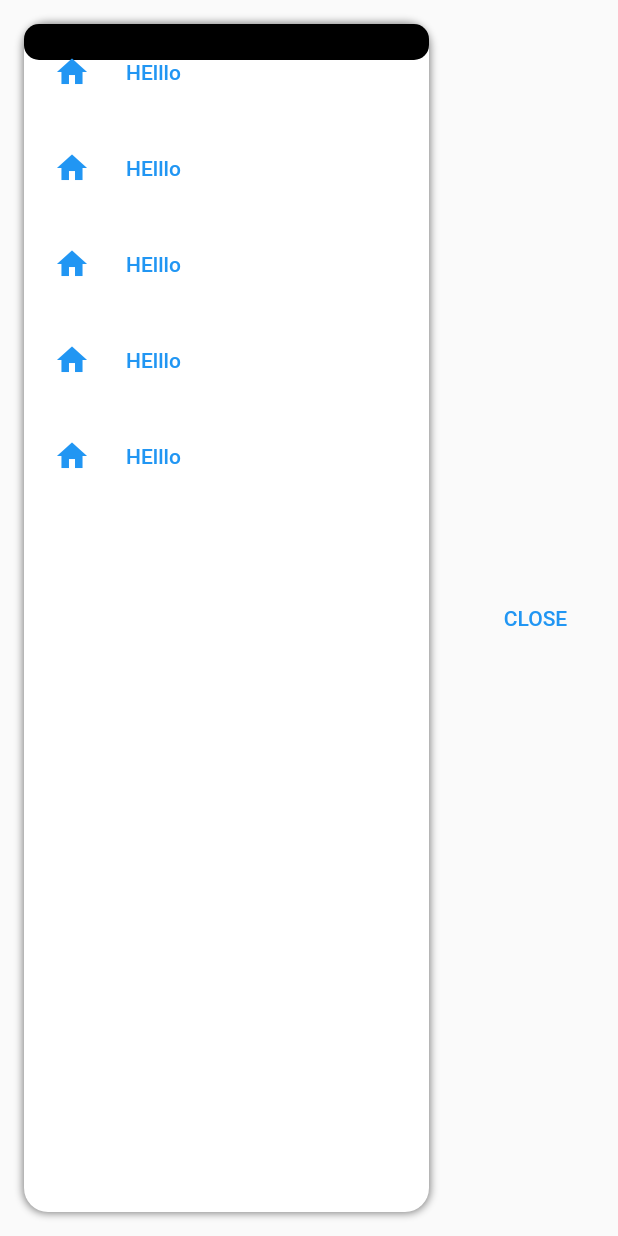
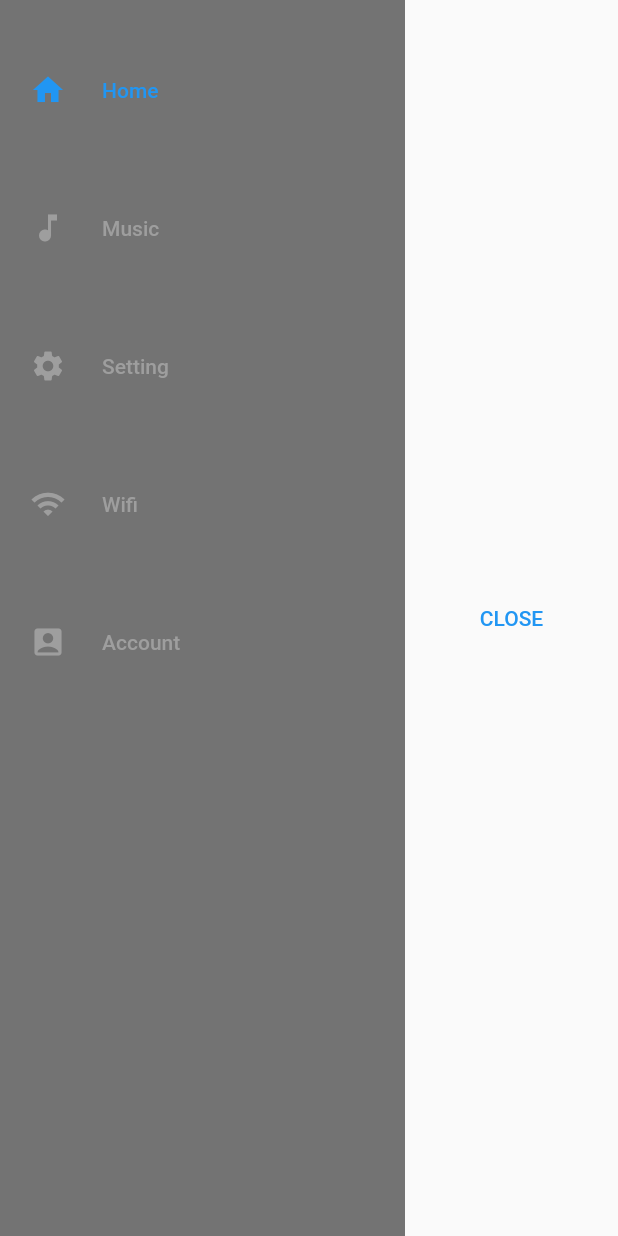
Before and after one commit to bxTruong/drawer, a Flutter app: the screen it shows after launch, after a tap on "CLOSE", on a phone screen of 412 x 824 dp. Run offline on Flutter 3.47's test engine with Material 2 defaults, Android fonts, the phone set to English and light mode, and no system bars; drawn by our look-alikes of expandable.

Commit message:
truong commit home

```diff
--- a/lib/item.dart
+++ b/lib/item.dart
@@ -1,20 +1,27 @@
 import 'dart:developer';
 
+import 'package:drawer/model_item.dart';
 import 'package:expandable/expandable.dart';
 import 'package:flutter/material.dart';
+import 'package:collection/collection.dart';
 
 class Item extends StatefulWidget {
   final bool isCollapsed;
+  final bool isSelected;
+  final Color colorIcon;
+  final Color colorIconSelected;
   final double fraction;
   final double offsetX;
+  final double? sizeIcon;
   final ExpandableController expandableController;
+  final List<ModelItem>? subMenuList;
   final Function onPress;
-  final double? sizeIcon;
-  final String? title;
-  final Color? colorIcon;
-  final IconData? iconData;
-  final GlobalKey? globalKey;
+  final Function onHover;
+  final String title;
+  final IconData iconData;
+  final TextStyle? textStyle;
 
+  //final GlobalKey? globalKey;
 
   const Item({
     Key? key,
@@ -23,10 +30,16 @@ class Item extends StatefulWidget {
     required this.offsetX,
     required this.expandableController,
     required this.onPress,
+    required this.iconData,
+    required this.title,
+    required this.isSelected,
+    required this.onHover,
     this.sizeIcon,
-    this.title,
-    this.colorIcon,
-    this.iconData, this.globalKey,
+    this.colorIcon = Colors.grey,
+    this.subMenuList,
+    this.colorIconSelected = Colors.blue,
+    this.textStyle,
+    //this.globalKey,
   }) : super(key: key);
 
   @override
@@ -40,25 +53,21 @@ class _ItemState extends State<Item> {
   OverlayEntry? overlayEntry;
   OverlayEntry? overlayEntry2;
   bool showOverlay = false;
-
-  List<Widget> widgets = [
-    Container(height: 40, width: 60, color: Colors.transparent),
-    Container(
-      height: 300,
-      width: 300,
-      color: Colors.green,
-      child: TextButton(
-        child: Text('Click Me'),
-        onPressed: () {
-          print('Clicked');
-        },
-      ),
-    ),
-  ];
+  GlobalKey globalKey = GlobalKey();
+  Widget? submenu;
+  bool isUnderLineTex = false;
+  bool isHoverExpanl=true;
 
   @override
   void initState() {
     super.initState();
+    if (widget.subMenuList != null) {
+      submenu = Column(
+        children: widget.subMenuList!.mapIndexed((i, e) {
+          return itemSubMenu(i, e);
+        }).toList(),
+      );
+    }
     textButtonFocusNode.addListener(() {
       if (textButtonFocusNode.hasFocus) {
         _showOverlay(context, 0);
@@ -68,9 +77,67 @@ class _ItemState extends State<Item> {
     });
   }
 
+  Widget itemSubMenu(int index, ModelItem element) {
+    return Column(
+      children: [
+        SizedBox(
+          height: index == 0 ? 8 : 0,
+        ),
+        SizedBox(
+          width: double.infinity,
+          child: TextButton(
+            style: ButtonStyle(
+              splashFactory: NoSplash.splashFactory,
+              overlayColor:
+                  MaterialStateColor.resolveWith((states) => Colors.black12),
+            ),
+            onPressed: () => element.onClick.call(),
+            child: Padding(
+              padding: const EdgeInsets.all(8.0),
+              child: Row(
+                children: [
+                  SizedBox(
+                      width:
+                          widget.sizeIcon != null ? widget.sizeIcon! + 56 : 56),
+                  Icon(
+                    element.iconData,
+                    color: isHoverExpanl
+                        ? widget.colorIconSelected
+                        : widget.colorIcon,
+                  ),
+                  const SizedBox(
+                    width: 8,
+                  ),
+                  Text(
+                    element.title,
+                    style: widget.textStyle ??
+                        TextStyle(
+                            color: isHoverExpanl
+                                ? widget.colorIconSelected
+                                : widget.colorIcon,
+                            decoration:
+                            isHoverExpanl ? TextDecoration.underline : null),
+                  ),
+                ],
+              ),
+            ),
+            onHover: (value){
+              setState(() {
+                isHoverExpanl = value;
+              });
+
+              log('Hover');
+            },
+          ),
+        ),
+        const SizedBox(height: 8),
+      ],
+    );
+  }
+
   void _showOverlay(BuildContext context, int index) async {
     overlayState = Overlay.of(context)!;
-    RenderBox box = widget.globalKey?.currentContext?.findRenderObject() as RenderBox;
+    RenderBox box = globalKey.currentContext?.findRenderObject() as RenderBox;
 
     overlayEntry = OverlayEntry(
         maintainState: true,
@@ -80,19 +147,17 @@ class _ItemState extends State<Item> {
             child: CompositedTransformFollower(
               link: layerLink,
               showWhenUnlinked: false,
-              offset: Offset(0, 0),
+              offset: const Offset(0, 0),
               child: TextButton(
-                onPressed: () {widget.onPress.call();},
-                onHover: (val) {
-                  if (widget.isCollapsed) {
-                    if (val && showOverlay) {
-                      textButtonFocusNode.requestFocus();
-                    } else {
-                      textButtonFocusNode.unfocus();
-                    }
-                  }
-                },
-                child: widgets[index],
+                style: ButtonStyle(
+                  splashFactory: NoSplash.splashFactory,
+                  overlayColor: MaterialStateColor.resolveWith(
+                      (states) => Colors.black12),
+                ),
+                onPressed: () => widget.onPress.call(),
+                onHover: (value) => onHoverOverlay(value),
+                child:
+                    Container(height: 40, width: 60, color: Colors.transparent),
               ),
             ),
           );
@@ -102,21 +167,27 @@ class _ItemState extends State<Item> {
         maintainState: true,
         builder: (context) {
           return Positioned(
-            height: box.size.height,
+            top: 0,
+            left: 0,
             child: CompositedTransformFollower(
               link: layerLink,
               showWhenUnlinked: false,
-              offset: Offset(box.size.width, 0),
+              offset: Offset(box.size.width - 8, 0),
               child: TextButton(
+                style: ButtonStyle(
+                  splashFactory: NoSplash.splashFactory,
+                  overlayColor: MaterialStateColor.resolveWith(
+                      (states) => Colors.black12),
+                ),
                 onPressed: () {},
-                onHover: (val) {
-                  if (val && showOverlay) {
-                    textButtonFocusNode.requestFocus();
-                  } else {
-                    textButtonFocusNode.unfocus();
-                  }
-                },
-                child: widgets[index + 1],
+                onHover: (value) => onHoverOverlay(value),
+                child: submenu != null
+                    ? Container(
+                        padding: const EdgeInsets.all(8),
+                        color: Colors.red,
+                        child: submenu,
+                      )
+                    : Container(),
               ),
             ),
           );
@@ -133,40 +204,34 @@ class _ItemState extends State<Item> {
 
   @override
   Widget build(BuildContext context) {
-    return CompositedTransformTarget(
-      key: widget.globalKey,
+    return Padding(
+      padding: const EdgeInsets.only(top: 28.0),
+      child: CompositedTransformTarget(
+        key: globalKey,
         link: layerLink,
         child: ExpandablePanel(
           controller: widget.expandableController,
           header: TextButton(
+            style: ButtonStyle(
+              splashFactory: NoSplash.splashFactory,
+              overlayColor:
+                  MaterialStateColor.resolveWith((states) => Colors.black12),
+            ),
             focusNode: textButtonFocusNode,
-          onPressed: () {
-            widget.onPress.call();
-            setState(() {
-              if (!widget.isCollapsed) {
-                widget.expandableController.expanded =
-                    !widget.expandableController.expanded;
-              }
-            });
-          },
-          onHover: (value) {
-            if (widget.isCollapsed) {
-              if (value) {
-                textButtonFocusNode.requestFocus();
-                showOverlay = true;
-              }
-            }
-          },
+            onPressed: onPress,
+            onHover: onHover,
             child: Container(
               decoration: BoxDecoration(
                   // color: Colors.black,
-              borderRadius: BorderRadius.circular(10)
-            ),
-            padding: const EdgeInsets.only(left: 12,top: 12,bottom: 12),
+                  borderRadius: BorderRadius.circular(10)),
+              padding: const EdgeInsets.only(left: 12, top: 12, bottom: 12),
               child: Stack(
                 children: [
                   Icon(
-                  Icons.home,
+                    widget.iconData,
+                    color: widget.isSelected
+                        ? widget.colorIconSelected
+                        : widget.colorIcon,
                     size: 24,
                   ),
                   _title
@@ -174,12 +239,12 @@ class _ItemState extends State<Item> {
               ),
             ),
           ),
-        expanded: Container(width: 100, height: 50, color: Colors.red),
+          expanded: submenu ?? Container(),
           collapsed: Container(),
           theme: const ExpandableThemeData(
             animationDuration: Duration(milliseconds: 500),
             hasIcon: false,
-          bodyAlignment: ExpandablePanelBodyAlignment.right,
+          ),
         ),
       ),
     );
@@ -194,12 +259,48 @@ class _ItemState extends State<Item> {
             child: SizedBox(
               width: double.infinity,
               child: Text(
-                "HElllo",
-                softWrap: false,
-                overflow: TextOverflow.fade,
+                widget.title,
+                style: widget.textStyle ??
+                    TextStyle(
+                        color: widget.isSelected
+                            ? widget.colorIconSelected
+                            : widget.colorIcon,
+                        decoration:
+                            isUnderLineTex ? TextDecoration.underline : null),
               ),
             ),
           ),
         ),
       );
+
+  void onHover(value) {
+    if (widget.isCollapsed) {
+      if (value) {
+        textButtonFocusNode.requestFocus();
+        showOverlay = true;
       }
+    }
+    isUnderLineTex = value;
+    widget.onHover.call();
+  }
+
+  void onPress() {
+    widget.onPress.call();
+    setState(() {
+      if (!widget.isCollapsed) {
+        widget.expandableController.expanded =
+            !widget.expandableController.expanded;
+      }
+    });
+  }
+
+  void onHoverOverlay(value) {
+    if (widget.isCollapsed) {
+      if (value && showOverlay) {
+        textButtonFocusNode.requestFocus();
+      } else {
+        textButtonFocusNode.unfocus();
+      }
+    }
+  }
+}
--- a/lib/main.dart
+++ b/lib/main.dart
@@ -1,11 +1,10 @@
 import 'dart:developer';
 
+import 'package:collection/collection.dart';
 import 'package:drawer/item.dart';
-import 'package:drawer/selected.dart';
+import 'package:drawer/model_item.dart';
 import 'package:expandable/expandable.dart';
 import 'package:flutter/material.dart';
-import 'package:collection/collection.dart';
-import 'package:flutter/scheduler.dart';
 
 void main() {
   runApp(const MyApp());
@@ -95,41 +94,67 @@ class _MyHomePageState extends State<MyHomePage>
 
   double get _offsetX => 48 * _fraction;
 
-  List data = ['1', '2', '3', '4', '5'];
+  List data = [
+    ModelItem(
+      title: 'Home',
+      iconData: Icons.home,
+      onClick: () => log('Home'),
+    ),
+    ModelItem(
+      title: 'Music',
+      iconData: Icons.music_note,
+      onClick: () => log('Music'),
+    ),
+    ModelItem(
+      title: 'Setting',
+      iconData: Icons.settings,
+      onClick: () => log('Setting'),
+    ),
+    ModelItem(
+        title: 'Wifi',
+        iconData: Icons.wifi,
+        onClick: () => log('Wifi'),
+        listSubMenu: [
+          ModelItem(
+            title: 'Wifi 1',
+            iconData: Icons.wifi_lock,
+            onClick: () => log('Wifi 1'),
+          ),
+          ModelItem(
+            title: 'Wifi 2',
+            iconData: Icons.wifi_find,
+            onClick: () => log('Wifi 2'),
+          ),
+        ]),
+    ModelItem(
+      title: 'Account',
+      iconData: Icons.account_box,
+      onClick: () => log('Account'),
+    ),
+  ];
   int indexSelected = 0;
   late GlobalKey globalKeySelected;
   late RenderBox box;
-  late Offset position ;
+  late Offset position;
+
   double heightSelected = 24;
-  double offSetY= 0;
+  double offSetY = 0;
 
   List<ExpandableController> expandableControllerList = [];
   List<GlobalKey> globalKeyList = [];
 
   Widget get drawer => Container(
-        margin: EdgeInsets.all(16),
-        padding: EdgeInsets.zero,
         height: height,
         width: _currWidth,
-        decoration: BoxDecoration(
-            color: Colors.white,
-            borderRadius: BorderRadius.circular(16),
-            boxShadow: [
-              BoxShadow(
-                color: Colors.black.withOpacity(0.5),
-                blurRadius: 4,
-                spreadRadius: 0.01,
-                offset: Offset(0, 0),
-              ),
-            ]),
+        color: Colors.black54,
         child: Stack(
           children: [
-            Selected(
-                height: heightSelected,
-                offsetY:offSetY,
-                color: Colors.black,
-                duration: const Duration(milliseconds: 300),
-                curve: Curves.fastLinearToSlowEaseIn),
+            // Selected(
+            //     height: heightSelected,
+            //     offsetY: offSetY,
+            //     color: Colors.black,
+            //     duration: const Duration(milliseconds: 300),
+            //     curve: Curves.fastLinearToSlowEaseIn),
             Column(
               mainAxisAlignment: MainAxisAlignment.start,
               crossAxisAlignment: CrossAxisAlignment.start,
@@ -143,25 +168,34 @@ class _MyHomePageState extends State<MyHomePage>
         ),
       );
 
-  Widget item(int index, dynamic element) {
+  Widget item(int index, ModelItem element) {
     return Item(
       isCollapsed: _isCollapsed,
       fraction: _fraction,
       offsetX: _offsetX,
       expandableController: expandableControllerList[index],
-      globalKey: globalKeyList[index],
-      onPress: () {
+      //globalKey: globalKeyList[index],
+      isSelected: indexSelected == index,
+      iconData: element.iconData,
+      title: element.title,
+      subMenuList: element.listSubMenu,
+      onPress: () => element.onClick.call(),
+      onHover: () {
         setState(() {
           indexSelected = index;
-          globalKeySelected = globalKeyList[index];
-          box =
-              globalKeySelected.currentContext?.findRenderObject() as RenderBox;
-          position = box.localToGlobal(Offset.zero);
-          heightSelected = box.size.height;
-          offSetY=position.dy -12;
         });
       },
     );
+  }
+
+  void setPositionSelected(int index) {
+    // indexSelected = index;
+    // globalKeySelected = globalKeyList[index];
+    // box =
+    // globalKeySelected.currentContext?.findRenderObject() as RenderBox;
+    // position = box.localToGlobal(Offset.zero);
+    // heightSelected = box.size.height;
+    // offSetY = position.dy - 12;
   }
 
   void _animateTo(double endWidth) {
--- a/lib/model_item.dart
+++ b/lib/model_item.dart
@@ -1,16 +1,18 @@
 import 'package:flutter/cupertino.dart';
 
 class ModelItem {
-  String? title;
+  String title;
   String? iconCustom;
-  IconData? iconData;
-  List<Widget>? listSubMenu;
-  bool? isChecked;
+  IconData iconData;
+  List<ModelItem>? listSubMenu;
+  bool? isChecked =false;
+  Function onClick;
 
   ModelItem({
-    this.title,
+    required this.title,
+    required this.onClick,
+    required this.iconData,
     this.iconCustom,
-    this.iconData,
     this.listSubMenu,
     this.isChecked,
   });
```
Lines whose indentation alone changed are shown as unchanged.
